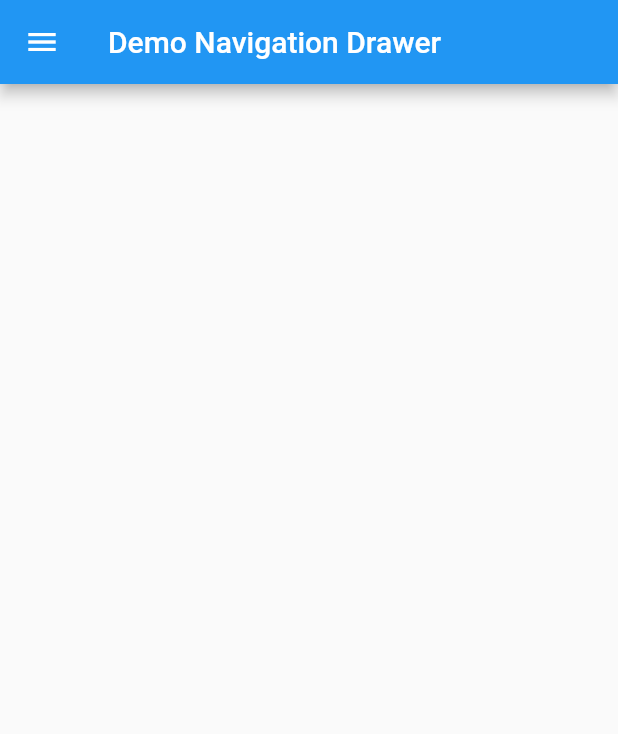
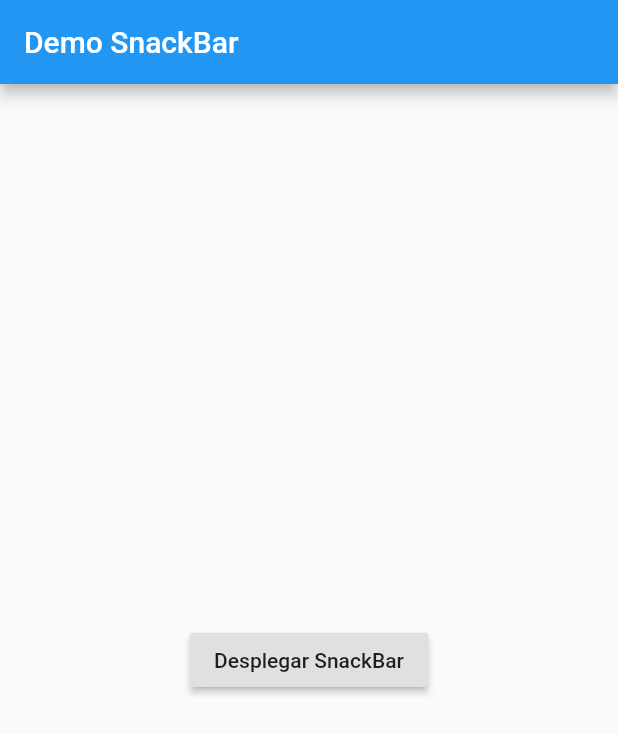
Before and after one commit to alvag/widgets_flutter, a Flutter app: the screen it shows after launch, on a phone screen of 412 x 824 dp. Shown: the top 734 px of the screen. Run offline on Flutter 3.47's test engine with Material 2 defaults, Android fonts, the phone set to English and light mode, and no system bars.

Commit message:
SnackBar

```diff
--- a/lib/main.dart
+++ b/lib/main.dart
@@ -1,15 +1,15 @@
 import 'package:flutter/material.dart';
 import 'package:introduccion_flutter/pages/battery.dart';
 import 'package:introduccion_flutter/pages/settings.dart';
-import 'package:introduccion_flutter/widgets/navigation-drawer.dart';
+import 'package:introduccion_flutter/widgets/snackbar.dart';
 
 void main() {
     runApp(MaterialApp(
 //        home: MyTabs(),
 //    home: MyAlertDialog(),
 //    home: MyStepper(),
-    home: MyNavigationDrawer(),
-        routes: <String, WidgetBuilder> {
+        home: MySnackBar(),
+        routes: <String, WidgetBuilder>{
             Settings.routeName: (BuildContext context) => Settings(),
             Battery.routeName: (BuildContext context) => Battery()
         }
--- /dev/null
+++ b/lib/widgets/snackbar.dart
@@ -0,0 +1,40 @@
+import 'package:flutter/material.dart';
+
+class MySnackBar extends StatelessWidget {
+  @override
+  Widget build(BuildContext context) {
+    return Scaffold(
+        appBar: AppBar(
+            title: Text('Demo SnackBar'),
+        ),
+        body: Center(
+            child: MyButton(),
+        ),
+    );
+  }
+}
+
+class MyButton extends StatelessWidget {
+  @override
+  Widget build(BuildContext context) {
+    return RaisedButton(
+        child: Text('Desplegar SnackBar'),
+        onPressed: () {
+            Scaffold.of(context).showSnackBar(
+                SnackBar(
+                    content: Text('Hola soy un Snackbar'),
+                    duration: Duration(seconds: 5),
+                    action: SnackBarAction(
+                        label: 'Click aquí',
+                        onPressed: () {
+                            Scaffold.of(context).showSnackBar(
+                              SnackBar(content: Text('Hola nuevamente'))
+                            );
+                        }
+                    )
+                )
+            );
+        },
+    );
+  }
+}
```
